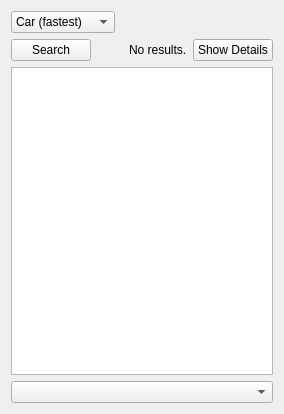
Before: the Qt Designer form src/lib/routing/RoutingWidget.ui in KDE/marble, drawn with Qt 5.
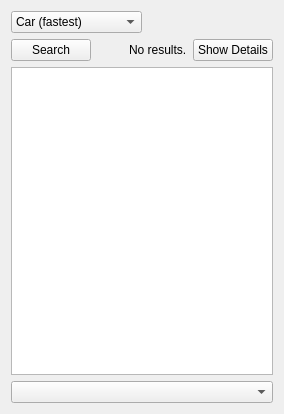
After: the same form once the commit is applied.

Commit message: Use more space, if possible.

```diff
--- a/src/lib/routing/RoutingWidget.ui
+++ b/src/lib/routing/RoutingWidget.ui
@@ -15,6 +15,12 @@
     <layout class="QHBoxLayout" name="horizontalLayout">
      <item>
       <widget class="QComboBox" name="routingProfileComboBox">
+       <property name="sizePolicy">
+        <sizepolicy hsizetype="MinimumExpanding" vsizetype="Fixed">
+         <horstretch>0</horstretch>
+         <verstretch>0</verstretch>
+        </sizepolicy>
+       </property>
        <item>
         <property name="text">
          <string>Car (fastest)</string>
```
